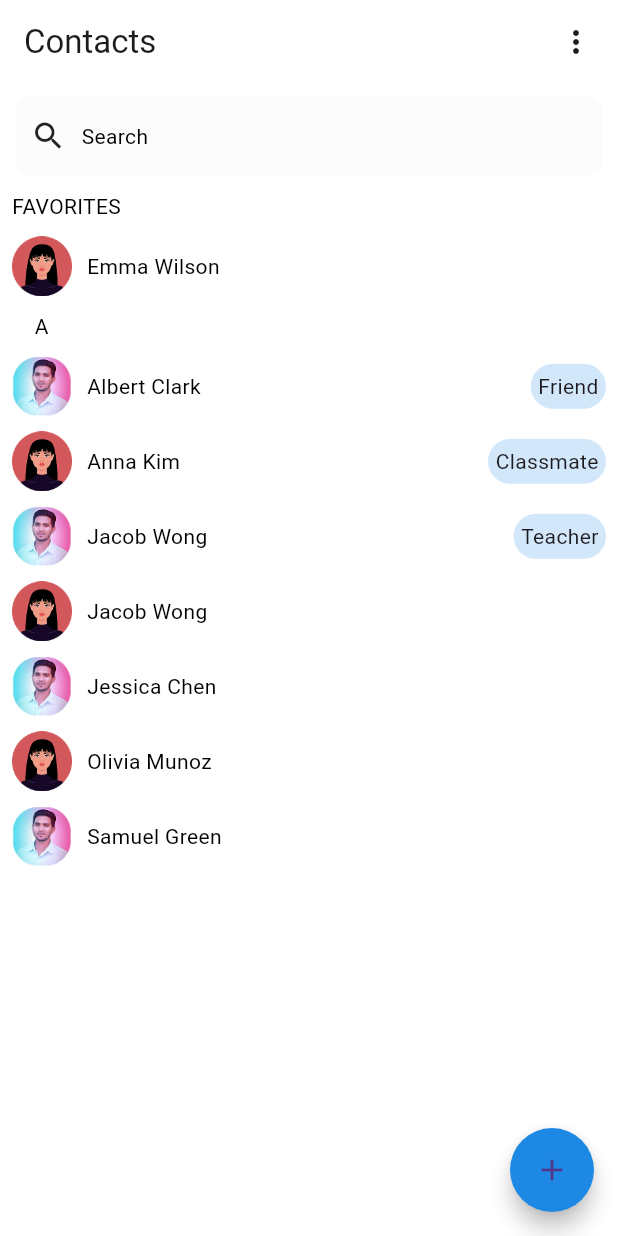
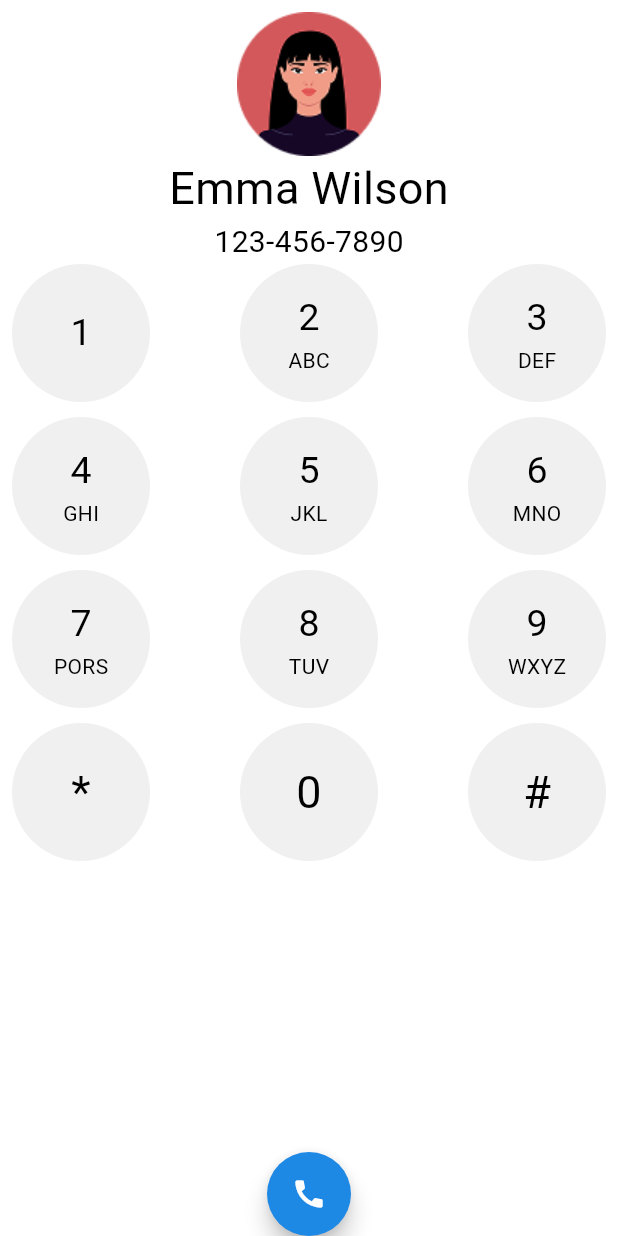
Before and after one commit to lagman5006/homework_with_team, a Flutter app: the screen it shows after launch, on a phone screen of 412 x 824 dp. Run offline on Flutter 3.47's test engine with Material 3 defaults, Android fonts, the phone set to English and light mode, and no system bars.

Commit message:
numbers is added

```diff
--- a/lib/main.dart
+++ b/lib/main.dart
@@ -1,5 +1,6 @@
 import 'package:flutter/material.dart';
 import 'package:homework_with_team/pages/contact_page.dart';
+import 'package:homework_with_team/pages/typenumbers_page.dart';
 
 import 'pages/home_pages.dart';
 
@@ -12,6 +13,6 @@ class MyApp extends StatelessWidget {
 
   @override
   Widget build(BuildContext context) {
-    return MaterialApp(debugShowCheckedModeBanner: false, home: HomePages());
+    return MaterialApp(debugShowCheckedModeBanner: false, home: TypeNumbers());
   }
 }
--- a/lib/pages/home_pages.dart
+++ b/lib/pages/home_pages.dart
@@ -27,9 +27,9 @@ class HomePages extends StatelessWidget {
       ),
       floatingActionButton: FloatingActionButton(onPressed: () {
         Navigator.push(context, MaterialPageRoute(builder: (context)=> ContactPage()));
-      },child: Icon(Icons.add),backgroundColor: AppColors.mainColor,shape: RoundedRectangleBorder(
+      },backgroundColor: AppColors.mainColor,shape: RoundedRectangleBorder(
         borderRadius: BorderRadius.circular(50)
-      ),),
+      ),child: Icon(Icons.add,color: AppColors.whiteColor,),),
       body:
       Padding(
         padding: const EdgeInsets.all(8.0),
--- /dev/null
+++ b/lib/pages/numbers.dart
@@ -0,0 +1,35 @@
+import 'package:flutter/material.dart';
+import 'package:homework_with_team/extensions/build_text_ext.dart';
+
+import '../utils/app_colors.dart';
+
+class Numbers extends StatelessWidget {
+  final int number;
+  final String? text;
+
+  const Numbers({super.key, required this.number, this.text});
+
+  @override
+  Widget build(BuildContext context) {
+    return Container(
+      padding: EdgeInsets.all(8),
+      decoration: BoxDecoration(
+        color: AppColors.greyColor,
+        borderRadius: BorderRadius.circular(50),
+      ),
+      child: Column(
+        mainAxisAlignment: MainAxisAlignment.center,
+        children: [
+          (number == 9 || number == 10 || number == 11)
+              ? (number == 9)
+                  ? "*".buildText(fontSize: 30)
+                  : (number == 10)
+                  ? "0".buildText(fontSize: 30)
+                  : "#".buildText(fontSize: 30)
+              : (number + 1).toString().buildText(fontSize: 25),
+          if (text != null) text!.buildText(),
+        ],
+      ),
+    );
+  }
+}
--- /dev/null
+++ b/lib/pages/typenumbers_page.dart
@@ -0,0 +1,64 @@
+import 'package:flutter/material.dart';
+import 'package:homework_with_team/extensions/build_text_ext.dart';
+import 'package:homework_with_team/pages/numbers.dart';
+import 'package:homework_with_team/utils/app_colors.dart';
+import 'package:homework_with_team/utils/app_media.dart';
+
+import 'contact_page.dart';
+
+class TypeNumbers extends StatelessWidget {
+  final List<String?> text;
+  const TypeNumbers({super.key,this.text= const ["ABC","DEF","GHI","JKL","MNO","PORS","TUV","WXYZ",
+
+  ]});
+
+  @override
+  Widget build(BuildContext context) {
+    return Scaffold(
+      floatingActionButton: FloatingActionButton(
+        onPressed: () {
+          Navigator.push(
+            context,
+            MaterialPageRoute(builder: (context) => ContactPage()),
+          );
+        },
+        backgroundColor: AppColors.mainColor,
+        shape: RoundedRectangleBorder(borderRadius: BorderRadius.circular(50)),
+        child: Icon(Icons.call, color: AppColors.whiteColor),
+      ),
+      floatingActionButtonLocation: FloatingActionButtonLocation.centerDocked,
+
+      backgroundColor: AppColors.whiteColor,
+      body: Padding(
+        padding: const EdgeInsets.all(8.0),
+        child: Column(
+
+          crossAxisAlignment: CrossAxisAlignment.center,
+          children: [
+            Image.asset(AppMedia.personGirlPath),
+            "Emma Wilson".buildText(fontSize: 30),
+            "123-456-7890".buildText(fontSize: 20),
+            Expanded(
+              child: GridView.builder(
+                gridDelegate: SliverGridDelegateWithFixedCrossAxisCount(
+                  crossAxisCount: 3,
+                  crossAxisSpacing: 60,
+                  mainAxisSpacing: 10,
+                ),
+                itemCount: 12,
+                itemBuilder: (BuildContext context, int index) {
+                  return Numbers(
+
+                      number:index ,
+                    text: (index == 0 || index == 9  || index == 10 || index == 11 ) ? null : text[index-1]
+                  );
+                },
+              ),
+            ),
+
+          ],
+        ),
+      ),
+    );
+  }
+}
```
